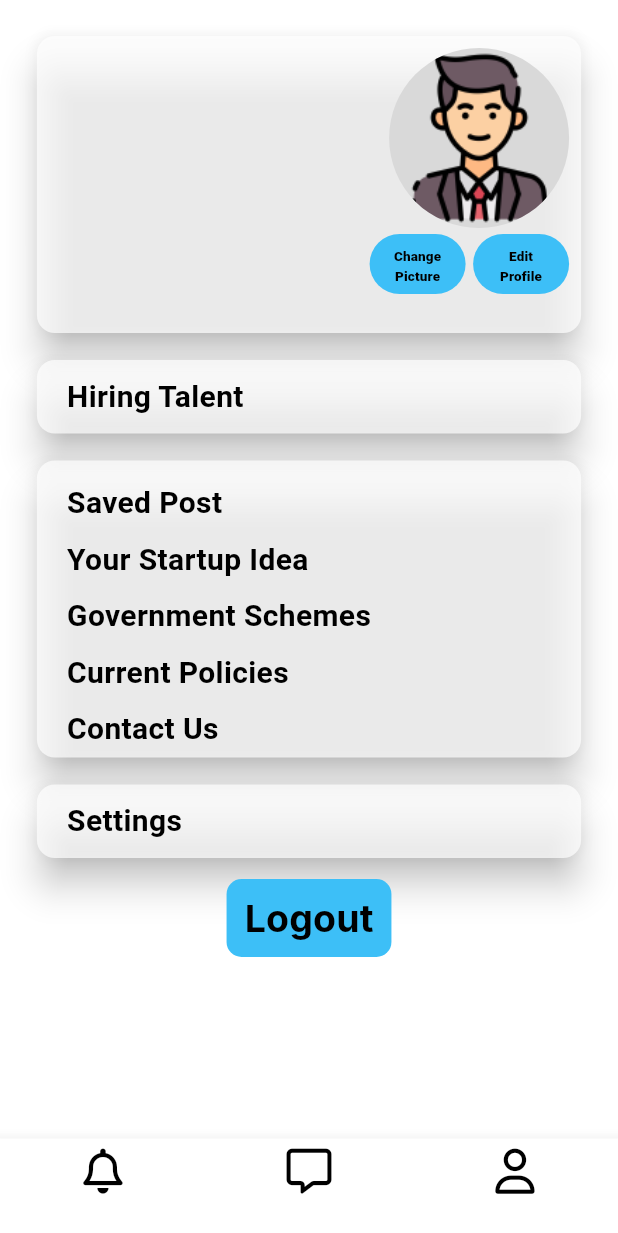
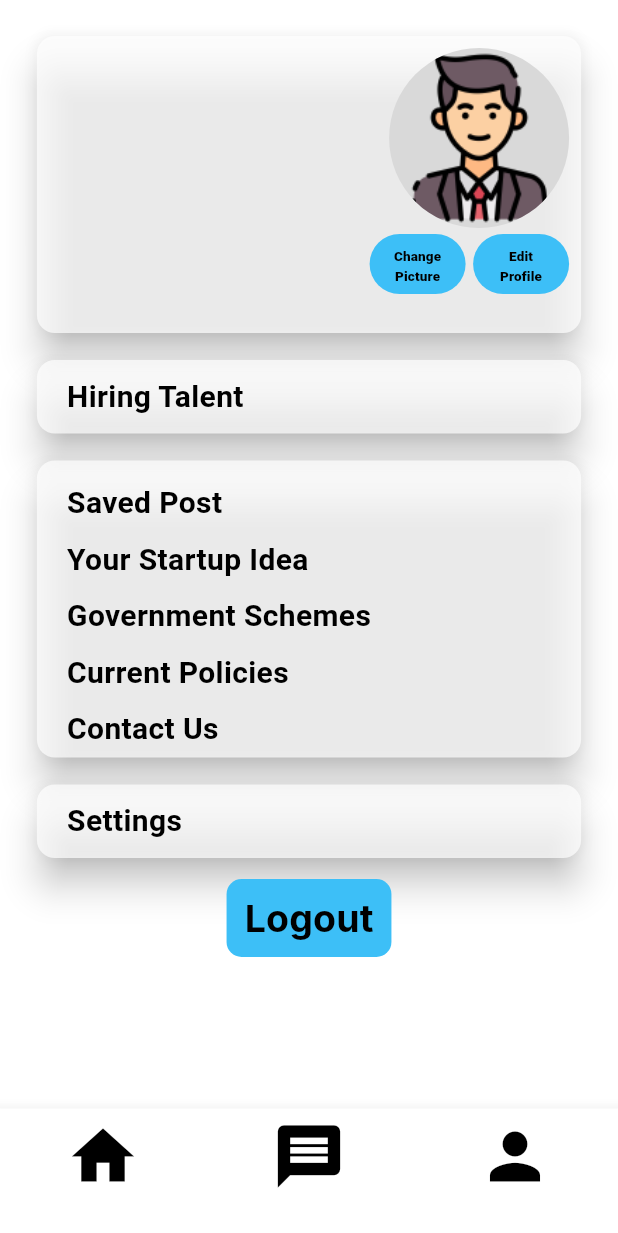
Before and after one commit to kimjong69/KOS_APP, a Flutter app: the ScreenEight screen opened by its route, on a phone screen of 412 x 824 dp. Shown: the top 1233 px of the screen. Run offline on Flutter 3.47's test engine with Material 3 defaults, Android fonts, the phone set to English and light mode, and no system bars; our stand-ins replace cloud_firestore, firebase_auth, firebase_core, firebase_messaging, font_awesome_flutter; accounts and stored records are empty; Roboto replaces fonts that are missing (Inter).

Commit message:
Posts,chat-update,navbar

```diff
--- a/lib/Screen8.dart
+++ b/lib/Screen8.dart
@@ -4,6 +4,7 @@ import 'package:flutter/cupertino.dart';
 import 'package:flutter/material.dart';
 import 'package:font_awesome_flutter/font_awesome_flutter.dart';
 import 'package:kos_app/services/firebase_auth_methods.dart';
+import 'package:kos_app/utils/botton_navbar.dart';
 import 'package:kos_app/utils/constants.dart';
 
 class ScreenEight extends StatefulWidget {
@@ -20,32 +21,7 @@ class _ScreenEightState extends State<ScreenEight> {
   Widget build(BuildContext context) {
     return SafeArea(
         child: Scaffold(
-            bottomNavigationBar: BottomNavigationBar(
-                type: BottomNavigationBarType.fixed,
-                backgroundColor: Colors.white,
-                items: const [
-                  BottomNavigationBarItem(
-                      icon: FaIcon(
-                        FontAwesomeIcons.bell,
-                        color: Colors.black,
-                        size: 30,
-                      ),
-                      label: ''),
-                  BottomNavigationBarItem(
-                      icon: FaIcon(
-                        FontAwesomeIcons.message,
-                        color: Colors.black,
-                        size: 30,
-                      ),
-                      label: ''),
-                  BottomNavigationBarItem(
-                      icon: FaIcon(
-                        FontAwesomeIcons.user,
-                        color: Colors.black,
-                        size: 30,
-                      ),
-                      label: ''),
-                ]),
+            bottomNavigationBar: const BottomNavBar(),
             backgroundColor: Colors.white,
             body: StreamBuilder<DocumentSnapshot>(
               stream: FirebaseFirestore.instance
@@ -121,9 +97,11 @@ class _ScreenEightState extends State<ScreenEight> {
                                                 TextButton(
                                                   onPressed: () {},
                                                   style: TextButton.styleFrom(
-                                                      fixedSize: const Size(63, 18),
+                                                      fixedSize:
+                                                          const Size(63, 18),
                                                       backgroundColor:
-                                                          const Color(0xFF3DBFF7),
+                                                          const Color(
+                                                              0xFF3DBFF7),
                                                       shape:
                                                           RoundedRectangleBorder(
                                                               borderRadius:
@@ -146,9 +124,11 @@ class _ScreenEightState extends State<ScreenEight> {
                                                 TextButton(
                                                   onPressed: () {},
                                                   style: TextButton.styleFrom(
-                                                      fixedSize: const Size(63, 18),
+                                                      fixedSize:
+                                                          const Size(63, 18),
                                                       backgroundColor:
-                                                          const Color(0xFF3DBFF7),
+                                                          const Color(
+                                                              0xFF3DBFF7),
                                                       shape:
                                                           RoundedRectangleBorder(
                                                               borderRadius:
@@ -180,7 +160,9 @@ class _ScreenEightState extends State<ScreenEight> {
                             ),
                             InkWell(
                               onTap: () {
-                                userData["Profession"]=="Professional"?Navigator.pushNamed(context, 'job-view'):null;
+                                userData["Profession"] == "Professional"
+                                    ? Navigator.pushNamed(context, 'job-view')
+                                    : null;
                               },
                               child: Container(
                                 width: MediaQuery.of(context).size.width,
@@ -190,14 +172,17 @@ class _ScreenEightState extends State<ScreenEight> {
                                   child: Padding(
                                     padding: const EdgeInsets.only(
                                         left: 20, top: 10, bottom: 10),
-                                    child: userData["Profession"]=="Professional"?const Text(
+                                    child:
+                                        userData["Profession"] == "Professional"
+                                            ? const Text(
                                                 'Jobs',
                                                 style: TextStyle(
                                                   color: Colors.black,
                                                   fontSize: 20,
                                                   fontWeight: FontWeight.w700,
                                                 ),
-                                    ):const Text(
+                                              )
+                                            : const Text(
                                                 'Hiring Talent',
                                                 style: TextStyle(
                                                   color: Colors.black,
@@ -242,14 +227,17 @@ class _ScreenEightState extends State<ScreenEight> {
                                         ),
                                       ),
                                       InkWell(
-                                        child: userData["Profession"]=="Professional"?const Text(
+                                        child: userData["Profession"] ==
+                                                "Professional"
+                                            ? const Text(
                                                 'Upload Resume',
                                                 style: TextStyle(
                                                   color: Colors.black,
                                                   fontSize: 20,
                                                   fontWeight: FontWeight.w700,
                                                 ),
-                                        ):const Text(
+                                              )
+                                            : const Text(
                                                 'Your Startup Idea',
                                                 style: TextStyle(
                                                   color: Colors.black,
@@ -260,16 +248,23 @@ class _ScreenEightState extends State<ScreenEight> {
                                       ),
                                       InkWell(
                                         onTap: () {
-                                          userData["Profession"]=="Professional"?null:Navigator.pushNamed(context, 'schemes-view');
+                                          userData["Profession"] ==
+                                                  "Professional"
+                                              ? null
+                                              : Navigator.pushNamed(
+                                                  context, 'schemes-view');
                                         },
-                                        child: userData["Profession"]=="Professional"?const Text(
+                                        child: userData["Profession"] ==
+                                                "Professional"
+                                            ? const Text(
                                                 'Appointment Bookings',
                                                 style: TextStyle(
                                                   color: Colors.black,
                                                   fontSize: 20,
                                                   fontWeight: FontWeight.w700,
                                                 ),
-                                        ):const Text(
+                                              )
+                                            : const Text(
                                                 'Government Schemes',
                                                 style: TextStyle(
                                                   color: Colors.black,
@@ -279,14 +274,17 @@ class _ScreenEightState extends State<ScreenEight> {
                                               ),
                                       ),
                                       InkWell(
-                                        child: userData["Profession"]=="Professional"?const Text(
+                                        child: userData["Profession"] ==
+                                                "Professional"
+                                            ? const Text(
                                                 'Skills Assesment',
                                                 style: TextStyle(
                                                   color: Colors.black,
                                                   fontSize: 20,
                                                   fontWeight: FontWeight.w700,
                                                 ),
-                                        ):const Text(
+                                              )
+                                            : const Text(
                                                 'Current Policies',
                                                 style: TextStyle(
                                                   color: Colors.black,
@@ -338,8 +336,9 @@ class _ScreenEightState extends State<ScreenEight> {
                               height: 10,
                             ),
                             TextButton(
-                              onPressed: (){
-                                FirebaseAuthMethods(FirebaseAuth.instance).logOut(context);
+                              onPressed: () {
+                                FirebaseAuthMethods(FirebaseAuth.instance)
+                                    .logOut(context);
                                 Navigator.pushNamed(context, 'sign-in');
                               },
                               style: TextButton.styleFrom(
--- /dev/null
+++ b/lib/utils/botton_navbar.dart
@@ -0,0 +1,50 @@
+import 'package:flutter/material.dart';
+import 'package:font_awesome_flutter/font_awesome_flutter.dart';
+import 'package:kos_app/Screen8.dart';
+import 'package:kos_app/chat_users_view.dart';
+
+class BottomNavBar extends StatefulWidget {
+  const BottomNavBar({
+    super.key,
+  });
+
+  @override
+  State<BottomNavBar> createState() => _BottomNavBarState();
+}
+
+class _BottomNavBarState extends State<BottomNavBar> {
+  int myIndex = 0;
+  @override
+  Widget build(BuildContext context) {
+    return BottomNavigationBar(
+        type: BottomNavigationBarType.fixed,
+        backgroundColor: Colors.white,
+        onTap: (index) {
+          setState(() {
+            myIndex = index;
+            if (myIndex == 0) {
+              Navigator.of(context)
+                  .pushNamedAndRemoveUntil('posts', (route) => false);
+            } else if (myIndex == 1) {
+              Navigator.of(context)
+                  .pushNamedAndRemoveUntil('chat-users-list', (route) => false);
+            } else if (myIndex == 2) {
+              Navigator.of(context)
+                  .pushNamedAndRemoveUntil('prof-profile', (route) => false);
+            }
+          });
+        },
+        currentIndex: myIndex,
+        items: const [
+          BottomNavigationBarItem(
+              icon: Icon(Icons.home,size: 50,color: Colors.black,),
+              label: ''),
+          BottomNavigationBarItem(
+              icon: Icon(Icons.message,size: 50,color: Colors.black,),
+              label: ''),
+          BottomNavigationBarItem(
+              icon: Icon(Icons.person,size: 50,color: Colors.black,),
+              label: ''),
+        ]);
+  }
+}
--- a/pubspec.yaml
+++ b/pubspec.yaml
@@ -22,6 +22,8 @@ dependencies:
   firebase_core: ^2.25.5
   firebase_auth: ^4.17.6
   cloud_firestore: ^4.17.0
+  persistent_bottom_nav_bar: ^5.0.2
+  firebase_messaging: ^14.8.2
 
 dev_dependencies:
   flutter_test:
@@ -55,6 +57,10 @@ flutter:
      - assets/business2.png
      - assets/camera.png
      - assets/arrow.png
+     - assets/abc.jpg
+     - assets/def.jpg
+     - assets/ghi.jpg
+     - assets/xyz.jpg
 
   # An image asset can refer to one or more resolution-specific "variants", see
   # https://flutter.dev/assets-and-images/#resolution-aware
```
Also changed, not shown: lib/chat_users_view.dart (+15 -4 lines), lib/chatpage.dart (+35 -14 lines), lib/main.dart (+37 -33 lines), lib/posts.dart (added, +67 -0 lines), lib/services/firebase_api.dart (added, +15 -0 lines), lib/utils/chat_bubble.dart (+17 -4 lines), assets/abc.jpg (added), assets/def.jpg (added), assets/ghi.jpg (added), assets/xyz.jpg (added), pubspec.lock, 1 other file. Lines whose indentation alone changed are shown as unchanged.
